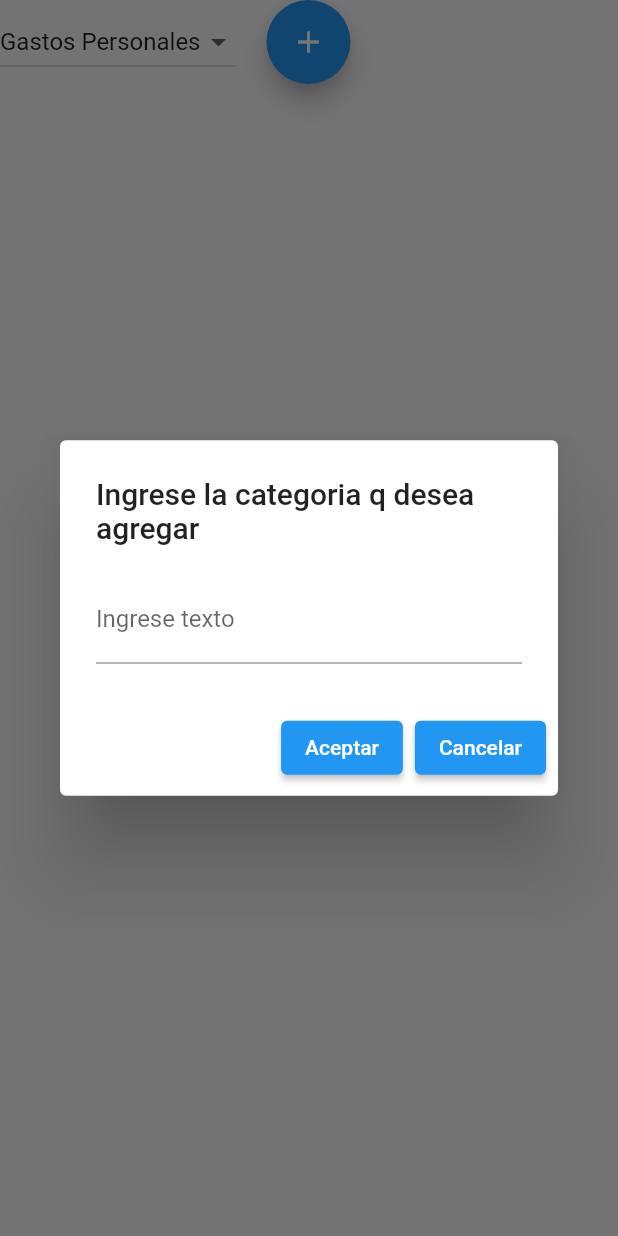
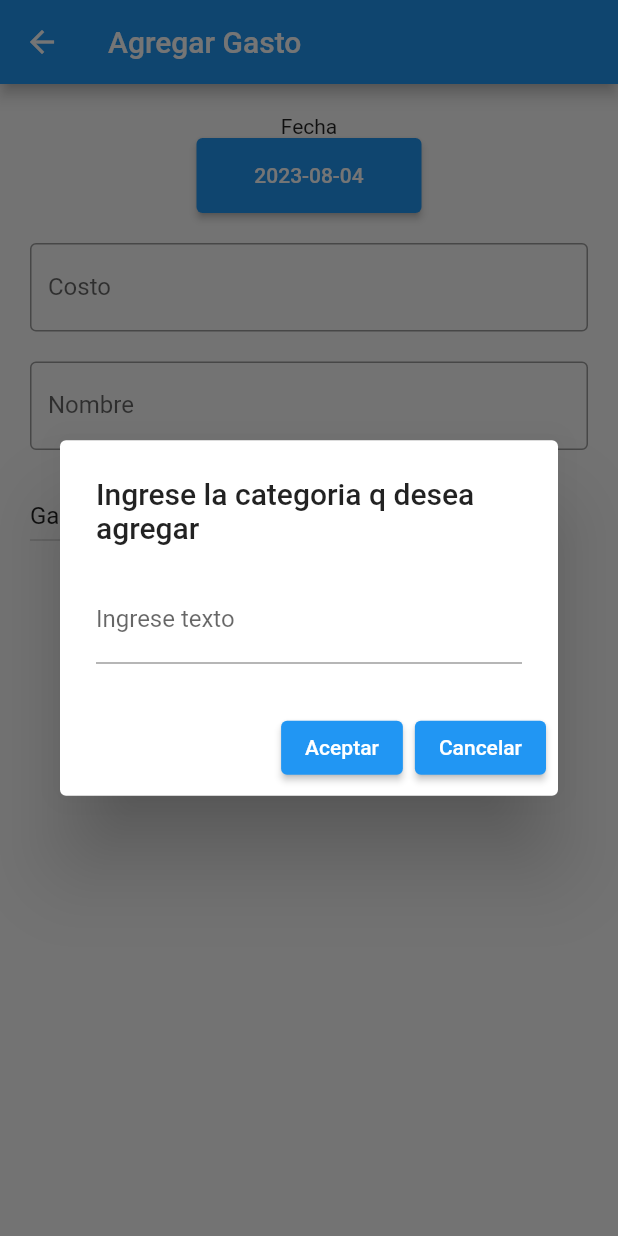
Before and after one commit to JoanManuel16/jullery_proyect, a Flutter app: the MyDropdownButton screen opened directly, after a tap on the "add" icon, on a phone screen of 412 x 824 dp. Run offline on Flutter 3.47's test engine with Material 2 defaults, Android fonts, the phone set to English and light mode, and no system bars; our stand-ins replace sqflite; accounts and stored records are empty.

Commit message:
terminado el apartado de creacion de gastos

```diff
--- a/lib/Gastos/createDrop.dart
+++ b/lib/Gastos/createDrop.dart
@@ -1,5 +1,7 @@
 import 'package:flutter/cupertino.dart';
 import 'package:flutter/material.dart';
+import 'package:flutter_application_1/Gastos/gastosClass.dart';
+import 'package:intl/intl.dart';
 
 import '../db.dart';
 import 'categoriaClass.dart';
@@ -14,6 +16,10 @@ class _MyDropdownButtonState extends State<MyDropdownButton> {
   var seen = Set<CategoriaClass>();
   List<CategoriaClass> uniquelist = [];
   String selectedValue;
+  DateTime fecha = DateTime.now();
+  final costo = TextEditingController();
+  final nombre = TextEditingController();
+
   caragrCategorias() async {
     List<CategoriaClass> aux = await DB.getAllCategoria();
     setState(() {
@@ -27,6 +33,21 @@ class _MyDropdownButtonState extends State<MyDropdownButton> {
     });
   }
 
+  Future<void> _selectDate(BuildContext context) async {
+    final DateTime picked = await showDatePicker(
+            context: context,
+            initialDate: DateTime.now(),
+            firstDate: DateTime(2000),
+            lastDate: DateTime(2100))
+        .then((selectedDate) {
+      if (selectedDate != null) {
+        setState(() {
+          fecha = selectedDate;
+        });
+      }
+    });
+  }
+
   @override
   void initState() {
     caragrCategorias();
@@ -36,7 +57,71 @@ class _MyDropdownButtonState extends State<MyDropdownButton> {
 
   @override
   Widget build(BuildContext context) {
-    return Row(
+    return Scaffold(
+      appBar: AppBar(
+        title: Text('Agregar Gasto'),
+      ),
+      body: ListView(
+        children: [
+          Column(
+            children: [
+              Padding(
+                padding: EdgeInsets.all(20),
+                child: Column(
+                  children: [
+                    SizedBox(
+                      width: 20,
+                    ),
+                    Column(
+                      children: [
+                        Text("Fecha"),
+                        Container(
+                          height: 50,
+                          width: 150,
+                          child: ElevatedButton(
+                            child: Text(DateFormat('yyyy-MM-dd').format(fecha)),
+                            onPressed: () {
+                              _selectDate(context);
+                            },
+                          ),
+                        )
+                      ],
+                    ),
+                    SizedBox(
+                      height: 20,
+                    ),
+                    TextFormField(
+                      controller: costo,
+                      validator: (value) {
+                        if (value.isEmpty) return "Campo Obligatorio";
+                        return null;
+                      },
+                      keyboardType: TextInputType.number,
+                      obscureText: false,
+                      decoration: const InputDecoration(
+                        border: OutlineInputBorder(),
+                        labelText: 'Costo',
+                      ),
+                    ),
+                    SizedBox(
+                      height: 20,
+                    ),
+                    TextFormField(
+                      controller: nombre,
+                      validator: (value) {
+                        if (value.isEmpty) return "Campo Obligatorio";
+                        return null;
+                      },
+                      obscureText: false,
+                      decoration: const InputDecoration(
+                        border: OutlineInputBorder(),
+                        labelText: 'Nombre',
+                      ),
+                    ),
+                    const SizedBox(
+                      height: 20,
+                    ),
+                    Row(
                       children: [
                         DropdownButton(
                           value: selectedValue,
@@ -54,14 +139,18 @@ class _MyDropdownButtonState extends State<MyDropdownButton> {
                           },
                         ),
                         SizedBox(width: 20),
-        FloatingActionButton(
+                        Container(
+                          height: 30,
+                          width: 30,
+                          child: FloatingActionButton(
                             onPressed: () {
                               String textFieldValue = '';
                               showDialog(
                                 context: context,
                                 builder: (context) {
                                   return AlertDialog(
-                  title: Text('Ingrese la categoria q desea agregar'),
+                                    title: Text(
+                                        'Ingrese la categoria q desea agregar'),
                                     content: TextField(
                                       onChanged: (value) {
                                         textFieldValue = value;
@@ -74,8 +163,8 @@ class _MyDropdownButtonState extends State<MyDropdownButton> {
                                       ElevatedButton(
                                         onPressed: () {
                                           setState(() {
-                          DB.insertCategoria(
-                              CategoriaClass(categoria: textFieldValue));
+                                            DB.insertCategoria(CategoriaClass(
+                                                categoria: textFieldValue));
                                             caragrCategorias();
                                             Navigator.of(context).pop();
                                           });
@@ -95,7 +184,31 @@ class _MyDropdownButtonState extends State<MyDropdownButton> {
                             },
                             child: Icon(Icons.add),
                           ),
+                        )
                       ],
+                    ),
+                    SizedBox(
+                      height: 20,
+                    ),
+                    ElevatedButton(
+                      child: Text("Guardar"),
+                      onPressed: () {
+                        int resultado = int.parse(costo.text);
+                        DB.insertGasto(GastosClass(
+                            categoria: selectedValue,
+                            fecha: DateFormat('yyyy-MM-dd').format(fecha),
+                            importe: resultado,
+                            nombre: nombre.text));
+                             Navigator.pushNamed(context,"/gastos");
+                      },
+                    ),
+                  ],
+                ),
+              )
+            ],
+          )
+        ],
+      ),
     );
   }
 }
--- a/lib/Gastos/gastosPrincipal.dart
+++ b/lib/Gastos/gastosPrincipal.dart
@@ -17,7 +17,6 @@ class _GastosPrincipalState extends State<GastosPrincipal> {
   final costo = TextEditingController();
   List<CategoriaClass> categorias = [];
   caragrProvedores() async {
-    DB.insertCategoria(CategoriaClass(categoria: "Gastos Personales", id: 0));
     List<CategoriaClass> aux = await DB.getAllCategoria();
     setState(() {
       categorias = aux;
@@ -32,7 +31,7 @@ class _GastosPrincipalState extends State<GastosPrincipal> {
       ),
       floatingActionButton: FloatingActionButton(
         onPressed: () {
-          Navigator.pushNamed(context,"/agregarGasto");
+          Navigator.pushNamed(context,"/crearDrop");
         },
         child: Icon(Icons.add),
       ),
--- a/lib/Gastos/gastosW.dart
+++ b/lib/Gastos/gastosW.dart
@@ -32,10 +32,10 @@ class _GtastosWState extends State<GtastosW> {
         child: Column(
           children: [
             ListTile(
-              leading: Text(gastos[index].categoria),
-              title: Text(gastos[index].nombre),
+              leading: Text(gastos[index].nombre),
+              title: Text(gastos[index].categoria),
               subtitle: Text(gastos[index].fecha),
-              trailing: Text(gastos[index].importe.toString()),
+              trailing: Text(gastos[index].importe.toString()+"\$"),
             ),
           ],
         ),
--- a/lib/main.dart
+++ b/lib/main.dart
@@ -1,5 +1,5 @@
 import 'package:flutter/material.dart';
-import 'package:flutter_application_1/Gastos/agregarGasto.dart';
+import 'package:flutter_application_1/Gastos/createDrop.dart';
 import 'package:flutter_application_1/Gastos/gastosPrincipal.dart';
 
 import 'package:flutter_application_1/principal.dart';
@@ -36,7 +36,7 @@ class MiApp extends StatelessWidget {
         "/provedorPrincipal" : (context) => PorvedorPrinciapl(),
         "/provedor" : (context) => Provedor(),
         "/gastos" : (context) => GastosPrincipal(),
-        "/agregarGasto" : (context) => Agregargasto(),
+        "/crearDrop" : (context) => MyDropdownButton(),
 
       }
     );
```
Also changed, not shown: lib/Gastos/agregarGasto.dart (deleted, +0 -100 lines). Lines whose indentation alone changed are shown as unchanged.
